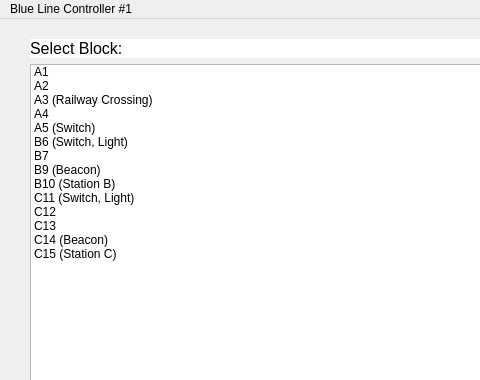
First picture: the form in module-wayside-controller/wayside-controller-QT/wayside_controller_testbench.ui, repository connor-marsh/ECE1140ChooChoo, before the edit; both pictures show x 0 to 480 and y 0 to 380 of the 625 by 554 pixel window.
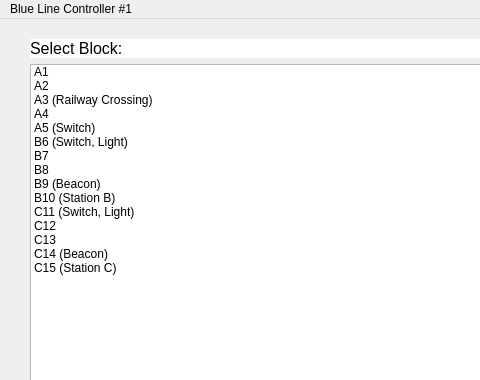
Second picture: the form after the edit.

```diff
--- a/module-wayside-controller/wayside-controller-QT/wayside_controller_testbench.ui
+++ b/module-wayside-controller/wayside-controller-QT/wayside_controller_testbench.ui
@@ -65,6 +65,11 @@
          <string>B7</string>
         </property>
        </item>
+       <item>
+        <property name="text">
+         <string>B8</string>
+        </property>
+       </item>
        <item>
         <property name="text">
          <string>B9 (Beacon)</string>
```
